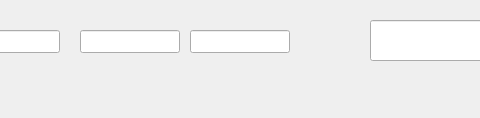
The window that caQtDM_Lib/caQtDM_Plugins/bsread/bsreadtest_mini.ui (caqtdm/caqtdm) describes before a commit, drawn with Qt 5; both pictures show x 170 to 650 and y 0 to 118 of the 779 by 118 pixel window.
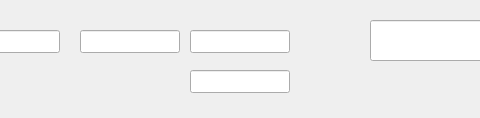
The same window after the commit. Custom widgets are drawn as their Qt base class.

The edit to the form file:
```diff
--- a/caQtDM_Lib/caQtDM_Plugins/bsread/bsreadtest_mini.ui
+++ b/caQtDM_Lib/caQtDM_Plugins/bsread/bsreadtest_mini.ui
@@ -86,6 +86,25 @@
     <enum>caLineEdit::string</enum>
    </property>
   </widget>
+  <widget class="caLineEdit" name="calineedit_4">
+   <property name="geometry">
+    <rect>
+     <x>360</x>
+     <y>70</y>
+     <width>100</width>
+     <height>23</height>
+    </rect>
+   </property>
+   <property name="channel" stdset="0">
+    <string notr="true">bsread://UInt8Scalar</string>
+   </property>
+   <property name="precision">
+    <number>1</number>
+   </property>
+   <property name="precisionMode">
+    <enum>caLineEdit::User</enum>
+   </property>
+  </widget>
  </widget>
  <customwidgets>
   <customwidget>
```
Left out of the diff: 6 changed lines with no effect on the pictures.
